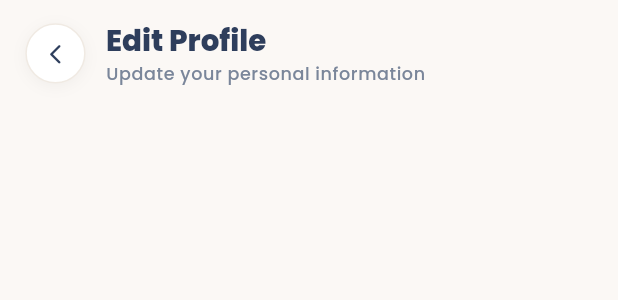
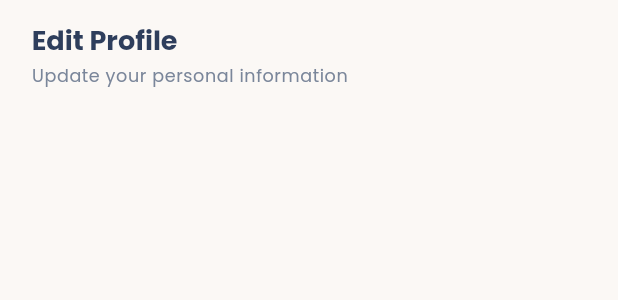
Before and after one commit to sneha-neosao/MicroserviceNsDeliveryCustomer, a Flutter app: the EditProfileHeaderWidget widget shown alone on an empty page, opened directly, on a phone screen of 412 x 824 dp. Shown: the top 300 px of the screen. Run offline on Flutter 3.47's test engine with Material 3 defaults, Android fonts, the phone set to English and light mode, and no system bars; our stand-ins replace connectivity_plus, dio, easy_localization, equatable, firebase_core, firebase_messaging and 12 more; accounts and stored records are empty; network calls fail.

Commit message:
edit profile screen ui changes ongoing

```diff
--- a/lib/src/features/profile/widgets/edit_profile_header_widget.dart
+++ b/lib/src/features/profile/widgets/edit_profile_header_widget.dart
@@ -1,17 +1,11 @@
 import 'package:flutter/material.dart';
 import 'package:flutter_screenutil/flutter_screenutil.dart';
-import 'package:go_router/go_router.dart';
 import '../../../core/extensions/integer_sizedbox_extension.dart';
 import '../../../core/theme/app_color.dart';
 
-/// Top header for EditProfileScreen with back button, title, and subtitle.
+/// Top header for EditProfileScreen matching the layout and styling of AddressHeaderWidget.
 class EditProfileHeaderWidget extends StatelessWidget {
-  final VoidCallback? onBack;
-
-  const EditProfileHeaderWidget({
-    super.key,
-    this.onBack,
-  });
+  const EditProfileHeaderWidget({super.key});
 
   @override
   Widget build(BuildContext context) {
@@ -19,71 +13,40 @@ class EditProfileHeaderWidget extends StatelessWidget {
 
     return Container(
       width: double.infinity,
+      padding: EdgeInsets.fromLTRB(20.w, 16.h, 20.w, 14.h),
       color: Theme.of(context).scaffoldBackgroundColor,
-      padding: EdgeInsets.fromLTRB(16.w, 14.h, 16.w, 10.h),
       child: SafeArea(
         bottom: false,
-        child: Row(
-          children: [
-            // Back Button
-            GestureDetector(
-              onTap: onBack ?? () => context.pop(),
-              behavior: HitTestBehavior.opaque,
-              child: Container(
-                width: 38.w,
-                height: 38.w,
-                decoration: BoxDecoration(
-                  color: AppColor.pureWhite,
-                  shape: BoxShape.circle,
-                  border: Border.all(
-                    color: AppColor.profileCardBorder,
-                    width: 1,
-                  ),
-                  boxShadow: [
-                    BoxShadow(
-                      color: AppColor.black.withValues(alpha: 0.05),
-                      blurRadius: 8,
-                      offset: const Offset(0, 2),
-                    ),
-                  ],
-                ),
-                child: Center(
-                  child: Icon(
-                    Icons.arrow_back_ios_new_rounded,
-                    color: AppColor.charcoal,
-                    size: 16.sp,
-                  ),
-                ),
-              ),
-            ),
-            14.wS,
-
-            // Screen Title & Subtitle
-            Expanded(
         child: Column(
           crossAxisAlignment: CrossAxisAlignment.start,
           mainAxisSize: MainAxisSize.min,
           children: [
-                  Text(
+            Row(
+              children: [
+                Flexible(
+                  child: Text(
                     'Edit Profile',
                     softWrap: true,
-                    style: textTheme.headlineSmall?.copyWith(
+                    maxLines: 1,
+                    overflow: TextOverflow.ellipsis,
+                    style: textTheme.headlineMedium?.copyWith(
                       color: AppColor.charcoal,
-                      fontWeight: FontWeight.w800,
-                      fontSize: 20.sp,
+                      fontSize: 18.5.sp,
+                      fontWeight: FontWeight.w700,
                     ),
                   ),
-                  2.hS,
+                ),
+              ],
+            ),
+            4.hS,
             Text(
               'Update your personal information',
               softWrap: true,
+              maxLines: 1,
+              overflow: TextOverflow.ellipsis,
               style: textTheme.bodySmall?.copyWith(
                 color: AppColor.slateGrey,
                 fontSize: 12.sp,
-                      fontWeight: FontWeight.w500,
-                    ),
-                  ),
-                ],
               ),
             ),
           ],
```
Also changed, not shown: lib/src/features/home/widgets/home_main_categories_widget.dart (+199 -107 lines), lib/src/features/profile/widgets/edit_profile_text_field.dart (+12 -26 lines). Lines whose indentation alone changed are shown as unchanged.
